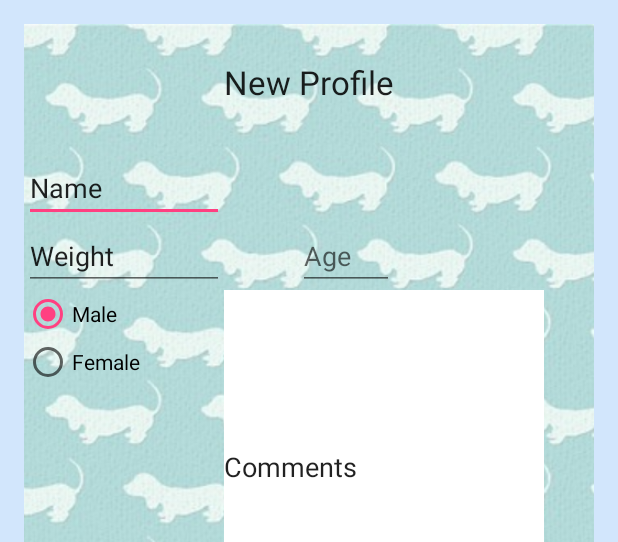
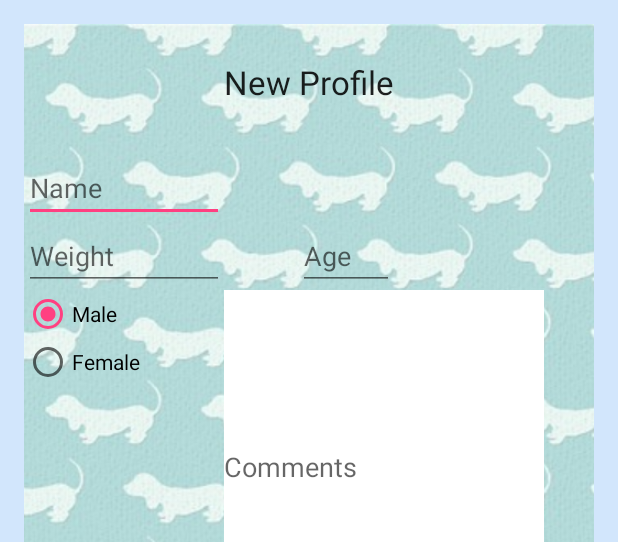
Before and after one commit to MansBestFriend/code, an Android app: the layout content_profile.xml on its own in the app's theme, with its tools: preview values and no code run, on a phone screen of 412 x 824 dp. Shown: the top 542 px of the screen. Run offline under Robolectric (Android 15) with nearby library versions, the phone set to English and light mode, and no system bars.

Commit message:
Changed some text fields

```diff
--- a/app/src/main/res/layout/content_profile.xml
+++ b/app/src/main/res/layout/content_profile.xml
@@ -35,26 +35,26 @@
         android:layout_width="wrap_content"
         android:layout_height="wrap_content"
         android:inputType="textPersonName"
-        android:text="Name"
         android:ems="10"
         android:id="@+id/dogName"
         android:layout_marginTop="33dp"
         android:layout_below="@+id/textView"
         android:layout_toLeftOf="@+id/textView"
-        android:layout_toStartOf="@+id/textView" />
+        android:layout_toStartOf="@+id/textView"
+        android:hint="Name" />
 
     <EditText
         android:layout_width="wrap_content"
         android:layout_height="wrap_content"
         android:inputType="textPersonName"
-        android:text="Weight"
         android:ems="10"
         android:id="@+id/dogWeight"
         android:layout_below="@+id/dogName"
         android:layout_alignParentLeft="true"
         android:layout_alignParentStart="true"
         android:layout_alignRight="@+id/dogName"
-        android:layout_alignEnd="@+id/dogName" />
+        android:layout_alignEnd="@+id/dogName"
+        android:hint="Weight" />
 
     <Spinner
         android:layout_width="100dp"
@@ -131,8 +131,8 @@
         android:layout_alignStart="@+id/textView"
         android:layout_alignTop="@+id/sexRadioGroup"
         android:layout_alignBottom="@+id/breedSpinner"
-        android:text="Comments"
-        android:background="#ffffff" />
+        android:background="#ffffff"
+        android:hint="Comments" />
 
     <Button
         android:layout_width="wrap_content"
```
